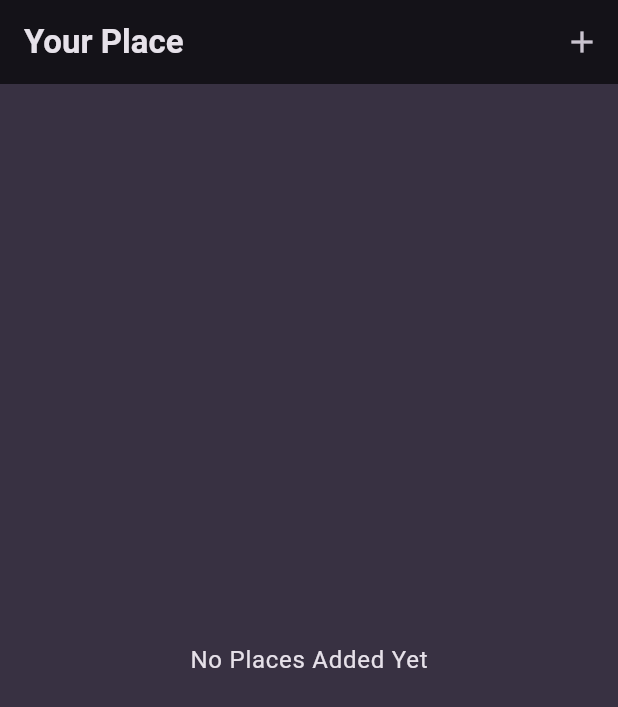
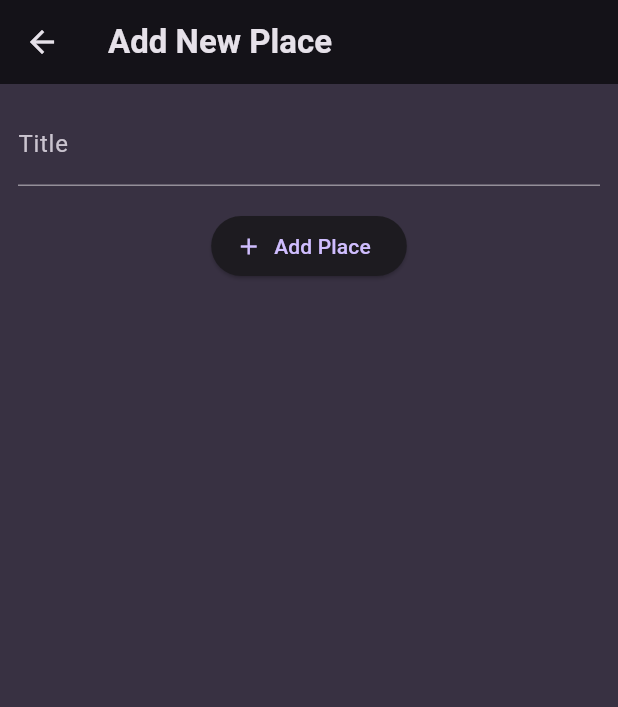
Before and after one commit to Sukhmeetsingh306/camera_app_flutter, a Flutter app: the screen it shows after launch, after a tap on the "add" icon, on a phone screen of 412 x 824 dp. Shown: the top 707 px of the screen. Run offline on Flutter 3.47's test engine with Material 3 defaults, Android fonts, the phone set to English and light mode, and no system bars; our stand-ins replace google_fonts.

Commit message:
Added the new Screen where we can add the data and made the textfield

```diff
--- a/lib/main.dart
+++ b/lib/main.dart
@@ -32,7 +32,7 @@ void main() {
 }
 
 class MyApp extends StatelessWidget {
-  const MyApp({Key? key}) : super(key: key);
+  const MyApp({super.key});
 
   @override
   Widget build(BuildContext context) {
--- /dev/null
+++ b/lib/screen/add_place_screen.dart
@@ -0,0 +1,51 @@
+import 'package:flutter/material.dart';
+
+class AddPlaceScreen extends StatefulWidget {
+  const AddPlaceScreen({super.key});
+
+  @override
+  State<AddPlaceScreen> createState() => _AddPlaceScreenState();
+}
+
+class _AddPlaceScreenState extends State<AddPlaceScreen> {
+  final _titleController = TextEditingController();
+
+  @override
+  void dispose() {
+    _titleController.dispose();
+    super.dispose();
+  }
+
+  @override
+  Widget build(BuildContext context) {
+    return Scaffold(
+      appBar: AppBar(
+        title: const Text('Add New Place'),
+      ),
+      body: SingleChildScrollView(
+        padding: const EdgeInsets.all(12),
+        child: Column(
+          children: [
+            TextField(
+              decoration: const InputDecoration(
+                labelText: 'Title',
+              ),
+              controller: _titleController,
+              style: TextStyle(
+                color: Theme.of(context).colorScheme.onBackground,
+              ),
+            ),
+            const SizedBox(
+              height: 16,
+            ),
+            ElevatedButton.icon(
+              onPressed: () {},
+              icon: const Icon(Icons.add),
+              label: const Text('Add Place'),
+            ),
+          ],
+        ),
+      ),
+    );
+  }
+}
--- a/lib/screen/place_list_screen.dart
+++ b/lib/screen/place_list_screen.dart
@@ -1,3 +1,4 @@
+import 'package:camera_flutter/screen/add_place_screen.dart';
 import 'package:camera_flutter/widgets/place_list_widget.dart';
 import 'package:flutter/material.dart';
 
@@ -11,7 +12,13 @@ class PlaceListScreen extends StatelessWidget {
         title: const Text('Your Place'),
         actions: [
           IconButton(
-            onPressed: () {},
+            onPressed: () {
+              Navigator.of(context).push(
+                MaterialPageRoute(
+                  builder: (context) => const AddPlaceScreen(),
+                ),
+              );
+            },
             icon: const Icon(
               Icons.add,
             ),
```
